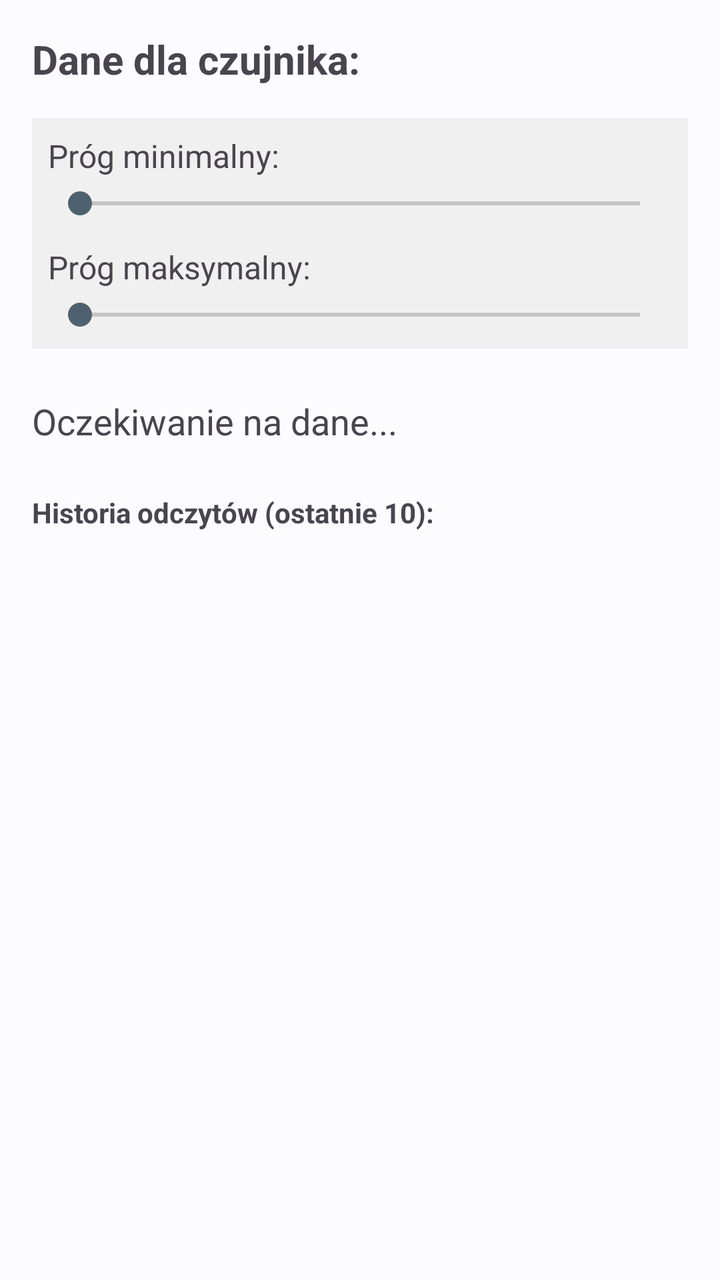
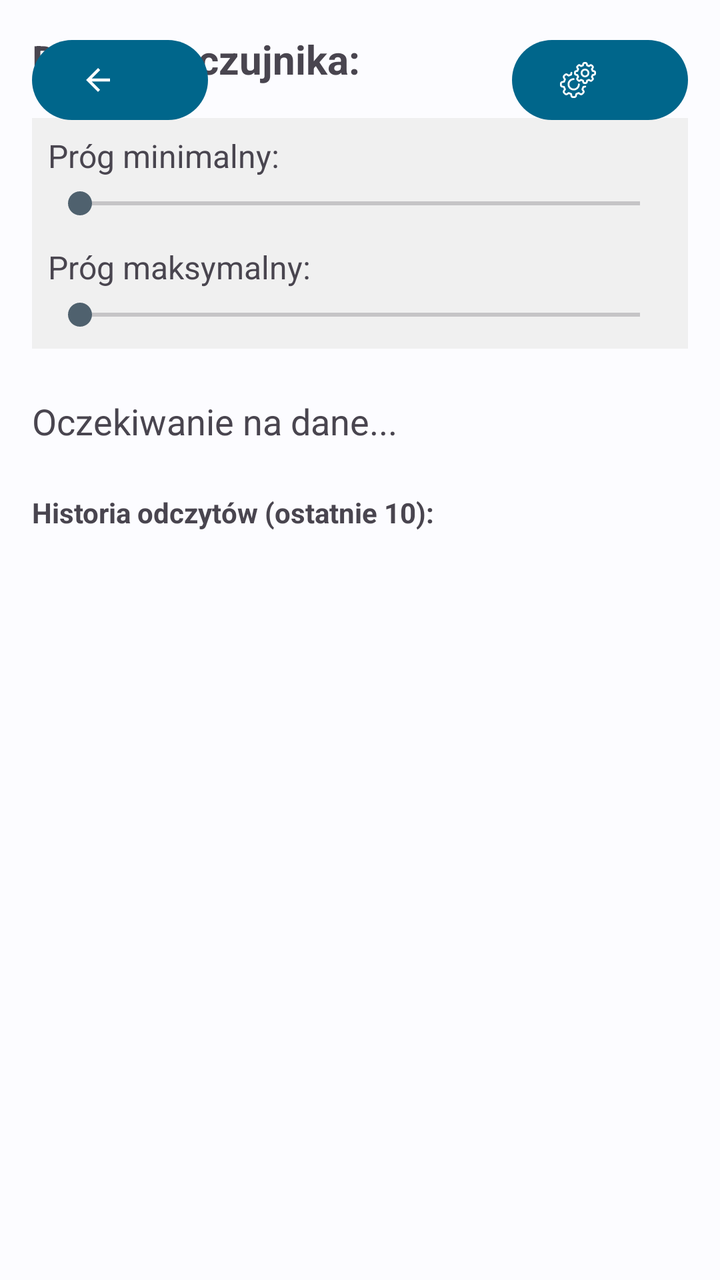

The first picture is an Android layout as it rendered before a commit; the second is the same layout after the commit. The layout source and the unified diff follow.
<!-- AndroidManifest.xml: application theme Theme.Bazunia -->
<!-- res/layout/activity_sensor_detail.xml -->
<?xml version="1.0" encoding="utf-8"?>
<LinearLayout xmlns:android="http://schemas.android.com/apk/res/android"
    android:layout_width="match_parent"
    android:layout_height="match_parent"
    android:orientation="vertical"
    android:padding="16dp">

    <TextView
        android:id="@+id/textSensorTitle"
        android:layout_width="wrap_content"
        android:layout_height="wrap_content"
        android:text="Dane dla czujnika: "
        android:textSize="20sp"
        android:textStyle="bold" />

    <LinearLayout
        android:id="@+id/thresholdContainer"
        android:layout_width="match_parent"
        android:layout_height="wrap_content"
        android:orientation="vertical"
        android:layout_marginTop="16dp"
        android:padding="8dp"
        android:background="#f0f0f0">

        <TextView
            android:id="@+id/textThresholdMin"
            android:layout_width="wrap_content"
            android:layout_height="wrap_content"
            android:text="Próg minimalny:"
            android:textSize="16sp" />

        <SeekBar
            android:id="@+id/seekBarThresholdMin"
            android:layout_width="match_parent"
            android:layout_height="wrap_content"
            android:max="100"
            android:layout_marginTop="4dp" />

        <TextView
            android:id="@+id/textThresholdMax"
            android:layout_width="wrap_content"
            android:layout_height="wrap_content"
            android:text="Próg maksymalny:"
            android:layout_marginTop="12dp"
            android:textSize="16sp" />

        <SeekBar
            android:id="@+id/seekBarThresholdMax"
            android:layout_width="match_parent"
            android:layout_height="wrap_content"
            android:max="100"
            android:layout_marginTop="4dp" />
    </LinearLayout>

    <TextView
        android:id="@+id/textSensorDetails"
        android:layout_width="wrap_content"
        android:layout_height="wrap_content"
        android:layout_marginTop="24dp"
        android:text="Oczekiwanie na dane..."
        android:textSize="18sp"
        android:lineSpacingExtra="8dp" />

    <TextView
        android:layout_width="match_parent"
        android:layout_height="wrap_content"
        android:layout_marginTop="24dp"
        android:text="Historia odczytów (ostatnie 10):"
        android:textStyle="bold" />

    <ListView
        android:id="@+id/listSensorHistory"
        android:layout_width="match_parent"
        android:layout_height="0dp"
        android:layout_weight="1"
        android:layout_marginTop="8dp" />

</LinearLayout>
<!-- resources referenced by this layout -->
<resources>
  <style name="Theme.Bazunia" parent="Base.Theme.Bazunia" />
  <style name="Base.Theme.Bazunia" parent="Theme.Material3.DayNight.NoActionBar">
          <item name="colorPrimary">@color/colorPrimary</item>
          <item name="colorOnPrimary">@color/colorOnPrimary</item>
          <item name="colorPrimaryContainer">@color/colorPrimaryContainer</item>
          <item name="colorOnPrimaryContainer">@color/colorOnPrimaryContainer</item>
          <item name="colorSecondary">@color/colorSecondary</item>
          <item name="colorOnSecondary">@color/colorOnSecondary</item>
          <item name="android:colorBackground">@color/colorBackground</item>
          <item name="colorOnBackground">@color/colorOnBackground</item>
          <item name="colorSurface">@color/colorSurface</item>
          <item name="colorOnSurface">@color/colorOnSurface</item>
          <item name="colorSurfaceVariant">@color/colorSurfaceVariant</item>
          <item name="colorOnSurfaceVariant">@color/colorOnSurfaceVariant</item>
      </style>
  <color name="colorPrimary">#00668B</color>
  <color name="colorOnPrimary">#FFFFFF</color>
  <color name="colorPrimaryContainer">#CDE5FF</color>
  <color name="colorOnPrimaryContainer">#001E2D</color>
  <color name="colorSecondary">#4F616E</color>
  <color name="colorOnSecondary">#FFFFFF</color>
  <color name="colorBackground">#FCFCFF</color>
  <color name="colorOnBackground">#191C1E</color>
  <color name="colorSurface">#FCFCFF</color>
  <color name="colorOnSurface">#191C1E</color>
  <color name="colorSurfaceVariant">#DDE3EA</color>
  <color name="colorOnSurfaceVariant">#41484D</color>
</resources>

<!-- the commit's change to res/layout/activity_sensor_detail.xml (unified diff, before → after) -->
@@ -1,78 +1,113 @@
 <?xml version="1.0" encoding="utf-8"?>
-<LinearLayout xmlns:android="http://schemas.android.com/apk/res/android"
+<FrameLayout
+    xmlns:android="http://schemas.android.com/apk/res/android"
+    xmlns:app="http://schemas.android.com/apk/res-auto"
+    xmlns:tools="http://schemas.android.com/tools"
     android:layout_width="match_parent"
     android:layout_height="match_parent"
-    android:orientation="vertical"
-    android:padding="16dp">
+    android:fitsSystemWindows="true">
 
-    <TextView
-        android:id="@+id/textSensorTitle"
+    <LinearLayout
+        android:layout_width="match_parent"
+        android:layout_height="match_parent"
+        android:orientation="vertical"
+        android:padding="16dp">
+
+        <TextView
+            android:id="@+id/textSensorTitle"
+            android:layout_width="wrap_content"
+            android:layout_height="wrap_content"
+            android:text="Dane dla czujnika: "
+            android:textSize="20sp"
+            android:textStyle="bold"
+            android.layout_marginTop="56dp"/>
+
+        <LinearLayout
+            android:id="@+id/thresholdContainer"
+            android:layout_width="match_parent"
+            android:layout_height="wrap_content"
+            android:orientation="vertical"
+            android:layout_marginTop="16dp"
+            android:padding="8dp"
+            android:background="#f0f0f0">
+
+            <TextView
+                android:id="@+id/textThresholdMin"
+                android:layout_width="wrap_content"
+                android:layout_height="wrap_content"
+                android:text="Próg minimalny:"
+                android:textSize="16sp" />
+
+            <SeekBar
+                android:id="@+id/seekBarThresholdMin"
+                android:layout_width="match_parent"
+                android:layout_height="wrap_content"
+                android:max="100"
+                android:layout_marginTop="4dp" />
+
+            <TextView
+                android:id="@+id/textThresholdMax"
+                android:layout_width="wrap_content"
+                android:layout_height="wrap_content"
+                android:text="Próg maksymalny:"
+                android:layout_marginTop="12dp"
+                android:textSize="16sp" />
+
+            <SeekBar
+                android:id="@+id/seekBarThresholdMax"
+                android:layout_width="match_parent"
+                android:layout_height="wrap_content"
+                android:max="100"
+                android:layout_marginTop="4dp" />
+        </LinearLayout>
+
+        <TextView
+            android:id="@+id/textSensorDetails"
+            android:layout_width="wrap_content"
+            android:layout_height="wrap_content"
+            android:layout_marginTop="24dp"
+            android:text="Oczekiwanie na dane..."
+            android:textSize="18sp"
+            android:lineSpacingExtra="8dp" />
+
+        <TextView
+            android:layout_width="match_parent"
+            android:layout_height="wrap_content"
+            android:layout_marginTop="24dp"
+            android:text="Historia odczytów (ostatnie 10):"
+            android:textStyle="bold" />
+
+        <ListView
+            android:id="@+id/listSensorHistory"
+            android:layout_width="match_parent"
+            android:layout_height="0dp"
+            android:layout_weight="1"
+            android:layout_marginTop="8dp" />
+
+    </LinearLayout>
+
+    <com.google.android.material.button.MaterialButton
+        android:id="@+id/btnBackSensorDetail"
+        style="?attr/myIconButtonTextStyle"
         android:layout_width="wrap_content"
         android:layout_height="wrap_content"
-        android:text="Dane dla czujnika: "
-        android:textSize="20sp"
-        android:textStyle="bold" />
+        app:icon="@drawable/ic_arrow_back"
+        android:contentDescription="Powrót"
+        android:layout_gravity="top|start"
+        android:layout_margin="16dp"
+        app:tint="?attr/colorOnSurface"
+        android:elevation="4dp" />
 
-    <LinearLayout
-        android:id="@+id/thresholdContainer"
-        android:layout_width="match_parent"
-        android:layout_height="wrap_content"
-        android:orientation="vertical"
-        android:layout_marginTop="16dp"
-        android:padding="8dp"
-        android:background="#f0f0f0">
-
-        <TextView
-            android:id="@+id/textThresholdMin"
-            android:layout_width="wrap_content"
-            android:layout_height="wrap_content"
-            android:text="Próg minimalny:"
-            android:textSize="16sp" />
-
-        <SeekBar
-            android:id="@+id/seekBarThresholdMin"
-            android:layout_width="match_parent"
-            android:layout_height="wrap_content"
-            android:max="100"
-            android:layout_marginTop="4dp" />
-
-        <TextView
-            android:id="@+id/textThresholdMax"
-            android:layout_width="wrap_content"
-            android:layout_height="wrap_content"
-            android:text="Próg maksymalny:"
-            android:layout_marginTop="12dp"
-            android:textSize="16sp" />
-
-        <SeekBar
-            android:id="@+id/seekBarThresholdMax"
-            android:layout_width="match_parent"
-            android:layout_height="wrap_content"
-            android:max="100"
-            android:layout_marginTop="4dp" />
-    </LinearLayout>
-
-    <TextView
-        android:id="@+id/textSensorDetails"
+    <com.google.android.material.button.MaterialButton
+        android:id="@+id/btnSettings"
+        style="?attr/myIconButtonTextStyle"
         android:layout_width="wrap_content"
         android:layout_height="wrap_content"
-        android:layout_marginTop="24dp"
-        android:text="Oczekiwanie na dane..."
-        android:textSize="18sp"
-        android:lineSpacingExtra="8dp" />
+        app:icon="@drawable/ic_settings"
+        android:contentDescription="Ustawienia"
+        android:layout_gravity="top|end"
+        android:layout_margin="16dp"
+        app:tint="?attr/colorOnSurface"
+        android:elevation="4dp" />
 
-    <TextView
-        android:layout_width="match_parent"
-        android:layout_height="wrap_content"
-        android:layout_marginTop="24dp"
-        android:text="Historia odczytów (ostatnie 10):"
-        android:textStyle="bold" />
-
-    <ListView
-        android:id="@+id/listSensorHistory"
-        android:layout_width="match_parent"
-        android:layout_height="0dp"
-        android:layout_weight="1"
-        android:layout_marginTop="8dp" />
-
-</LinearLayout>
+</FrameLayout>
<!-- resource entries referenced after the edit -->
@@ -1,5 +1,12 @@
 <!-- resources referenced by this layout -->
 <resources>
+  <!-- drawable ic_arrow_back (drawable) -->
+  <vector xmlns:android="http://schemas.android.com/apk/res/android" android:autoMirrored="true" android:height="24dp" android:tint="#000000" android:viewportHeight="24" android:viewportWidth="24" android:width="24dp">
+        
+      <path android:fillColor="@android:color/white" android:pathData="M20,11H7.83l5.59,-5.59L12,4l-8,8 8,8 1.41,-1.41L7.83,13H20v-2z"/>
+      
+  </vector>
+  <!-- drawable ic_settings: vector/xml drawable (drawable, 7095 chars, omitted) -->
   <style name="Theme.Bazunia" parent="Base.Theme.Bazunia" />
   <style name="Base.Theme.Bazunia" parent="Theme.Material3.DayNight.NoActionBar">
           <item name="colorPrimary">@color/colorPrimary</item>
